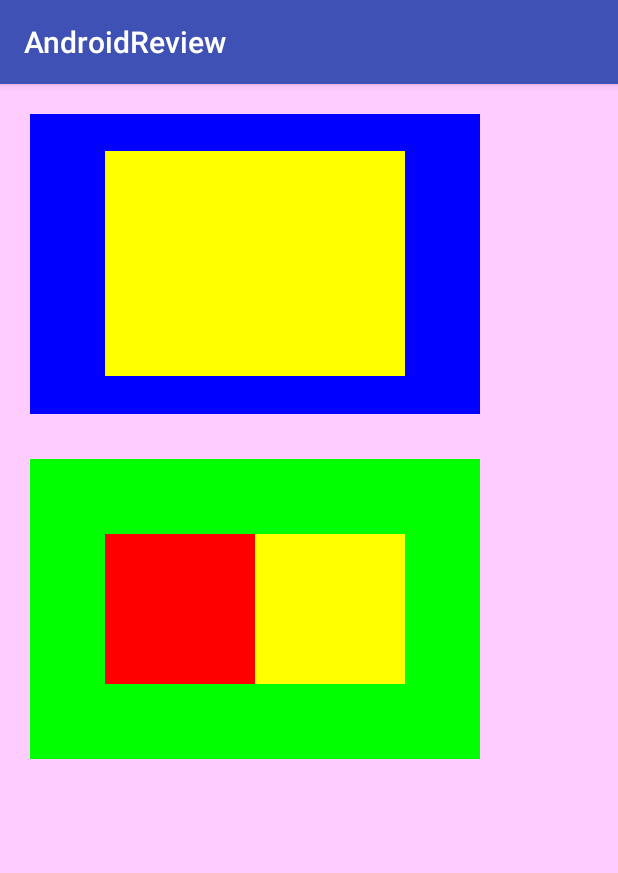
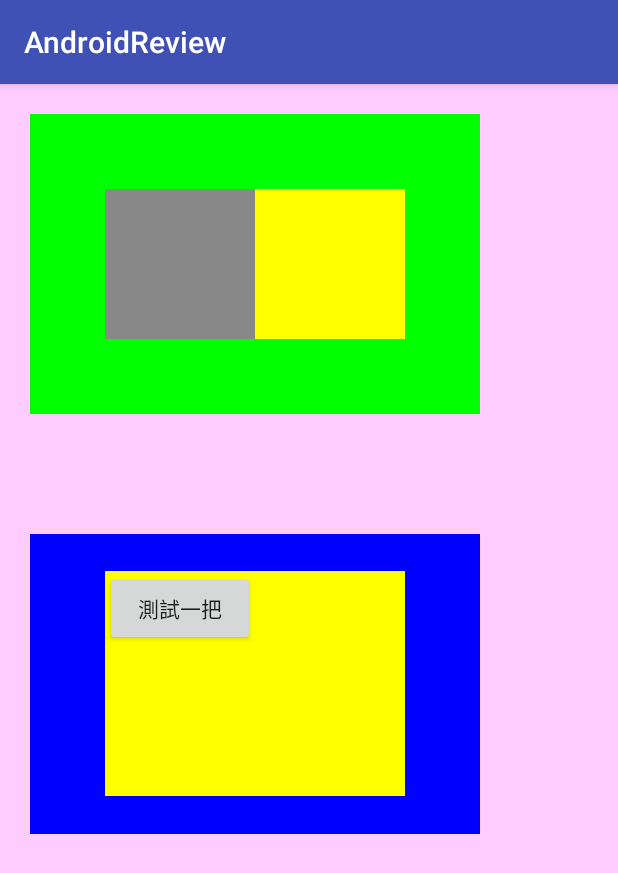
Before and after one commit to JackieHou/AndroidReview, an Android app: the EventActivity screen opened directly, with no data from a screen before it, on a phone screen of 412 x 824 dp. Shown: the top 873 px of the screen. Run offline under Robolectric (Android 15) with nearby library versions, the phone set to English and light mode, and no system bars; our stand-ins replace CircleImageView.

Commit message:
[Activity]

```diff
--- a/app/src/main/AndroidManifest.xml
+++ b/app/src/main/AndroidManifest.xml
@@ -44,10 +44,11 @@
             android:theme="@style/Theme.AppCompat.DayNight.Dialog" />
         <activity android:name=".activitydemo.Test01Activity" />
         <activity android:name=".activitydemo.Test02Activity" />
-        <activity android:name=".activitydemo.Test03Activity">
+        <activity android:name="com.qwm.androidreview.activitydemo.Test03Activity">
             <intent-filter>
                 <action android:name="com.qwm.androidreview.activitydemo.test"/>
                 <category android:name="com.qwm.androidreview.activitydemo.SHOWACTIVITY"/>
+                <data android:scheme="qwm"/>
             </intent-filter>
         </activity>
 
--- a/app/src/main/java/com/qwm/androidreview/activitydemo/Test01Activity.java
+++ b/app/src/main/java/com/qwm/androidreview/activitydemo/Test01Activity.java
@@ -40,7 +40,10 @@ public class Test01Activity extends BaseActivity {
     }
 
     public void onTest3(View view){
-        startActivity(new Intent("com.qwm.androidreview.activitydemo.test"));
+//        Intent intent = new Intent();
+//        intent.setAction("com.qwm.androidreview.activitydemo.test");
+//        intent.addCategory("com.qwm.androidreview.activitydemo.SHOWACTIVITY");
+//        startActivity(intent);
     }
 
     @Override
--- a/app/src/main/java/com/qwm/androidreview/eventdemo/MyRedLinearLayout.java
+++ b/app/src/main/java/com/qwm/androidreview/eventdemo/MyRedLinearLayout.java
@@ -14,21 +14,19 @@ import android.widget.LinearLayout;
  * <b>Description:</b> <br>
  */
 public class MyRedLinearLayout extends BaseLinearLayout{
-    private static final String TAG = "MyRedLinearLayout";
+
     public MyRedLinearLayout(Context context) {
         super(context);
-        setBackgroundColor(Color.RED);
+        setBackgroundColor(Color.GRAY);
     }
 
     public MyRedLinearLayout(Context context, AttributeSet attrs) {
         super(context, attrs);
-        setBackgroundColor(Color.RED);
+        setBackgroundColor(Color.GRAY);
     }
 
     public MyRedLinearLayout(Context context, AttributeSet attrs, int defStyleAttr) {
         super(context, attrs, defStyleAttr);
-        setBackgroundColor(Color.RED);
+        setBackgroundColor(Color.GRAY);
     }
-
-
 }
--- a/app/src/main/res/layout/activity_event.xml
+++ b/app/src/main/res/layout/activity_event.xml
@@ -18,22 +18,8 @@
         <!--android:layout_width="match_parent"-->
         <!--android:layout_height="match_parent" />-->
 
-    <com.qwm.androidreview.eventdemo.MyBlueRelativeLayout
+    <com.qwm.androidreview.eventdemo.MyGreenLinearLayout
         android:layout_marginTop="20dp"
-        android:layout_marginLeft="20dp"
-        android:gravity="center"
-        android:layout_width="300dp"
-        android:layout_height="200dp">
-
-        <com.qwm.androidreview.eventdemo.MyYellowLinearLayout
-            android:layout_width="200dp"
-            android:layout_height="150dp">
-        </com.qwm.androidreview.eventdemo.MyYellowLinearLayout>
-
-    </com.qwm.androidreview.eventdemo.MyBlueRelativeLayout>
-
-    <com.qwm.androidreview.eventdemo.MyGreenLinearLayout
-        android:layout_marginTop="250dp"
         android:layout_marginLeft="20dp"
         android:layout_width="300dp"
         android:gravity="center"
@@ -52,4 +38,26 @@
     </com.qwm.androidreview.eventdemo.MyGreenLinearLayout>
 
 
+    <com.qwm.androidreview.eventdemo.MyBlueRelativeLayout
+        android:layout_marginTop="300dp"
+        android:layout_marginLeft="20dp"
+        android:gravity="center"
+        android:layout_width="300dp"
+        android:layout_height="200dp">
+
+        <com.qwm.androidreview.eventdemo.MyYellowLinearLayout
+            android:layout_width="200dp"
+            android:layout_height="150dp">
+
+            <com.qwm.androidreview.eventdemo.MyButton
+                android:layout_width="100dp"
+                android:text="測試一把"
+                android:layout_height="50dp" />
+
+        </com.qwm.androidreview.eventdemo.MyYellowLinearLayout>
+
+    </com.qwm.androidreview.eventdemo.MyBlueRelativeLayout>
+
+
+
 </com.qwm.androidreview.eventdemo.BaseRelativeLayout>
```
Also changed, not shown: app/src/main/java/com/qwm/androidreview/eventdemo/BaseLinearLayout.java (+55 -4 lines), app/src/main/java/com/qwm/androidreview/eventdemo/BaseRelativeLayout.java (+14 -7 lines), 2 other files.
